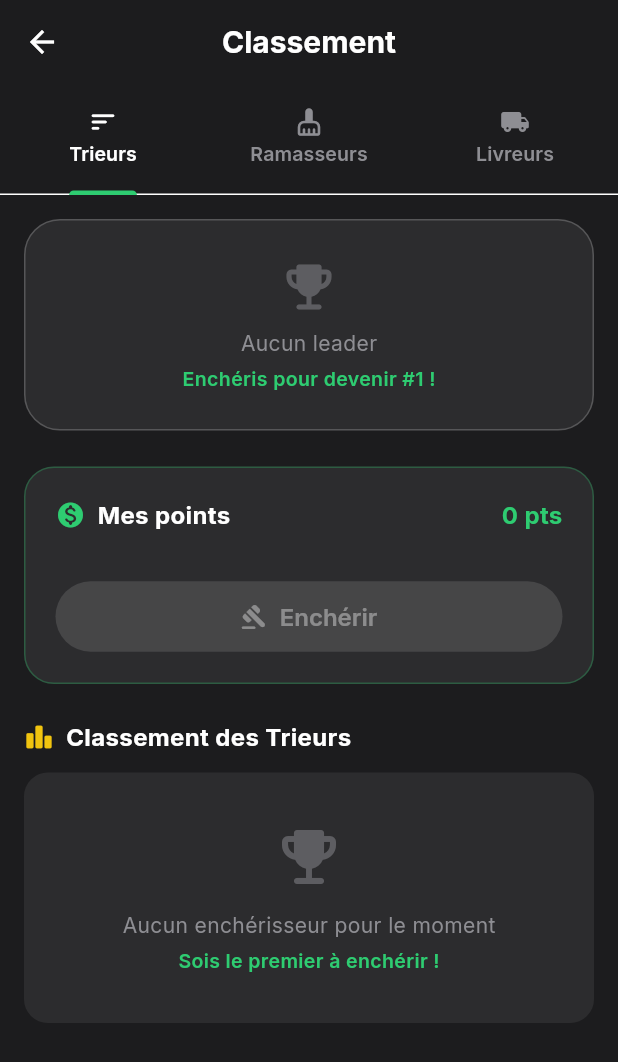
After one commit to yannjordy/recylpay, a Flutter app: the RankingScreen screen opened by its route, on a phone screen of 412 x 824 dp. The commit adds this screen. Shown: the top 1062 px of the screen. Run offline on Flutter 3.47's test engine with Material 3 defaults, Android fonts, the phone set to English and light mode, and no system bars; our stand-ins replace dio, flutter_map, flutter_secure_storage, geolocator, google_fonts, image_picker and 3 more; accounts and stored records are empty.

Commit message:
feat: système de classement aux enchères (type Upwork)
- RankingProvider : bids par catégorie (trieur/ramasseur/livreur)
- RankingScreen : 3 onglets avec TabBar, leader card, classement
- Enchères : minimum (leader+1) pts pour prendre la tête, points déduits
- Les points sont persistés dans SharedPreferences
- Route /ranking, lien dans le drawer, provider injecté
- auth.refreshUser() pour synchroniser les points après enchère

```diff
--- a/lib/main.dart
+++ b/lib/main.dart
@@ -10,6 +10,8 @@ import 'providers/market_provider.dart';
 import 'providers/collection_provider.dart';
 import 'providers/mission_provider.dart';
 import 'providers/ai_provider.dart';
+import 'providers/ranking_provider.dart';
+import 'screens/ranking_screen.dart';
 import 'screens/splash_screen.dart';
 import 'screens/login_screen.dart';
 import 'screens/market_screen.dart';
@@ -68,6 +70,7 @@ class RecycPayApp extends StatelessWidget {
         ChangeNotifierProvider(create: (_) => CollectionProvider()),
         ChangeNotifierProvider(create: (_) => MissionProvider()),
         ChangeNotifierProvider(create: (_) => AiProvider()),
+        ChangeNotifierProvider(create: (_) => RankingProvider()),
       ],
       child: MaterialApp(
         title: 'RecycPay',
@@ -92,6 +95,7 @@ class RecycPayApp extends StatelessWidget {
           '/collection': (_) => const CollectionScreen(),
           '/missions': (_) => const MissionsScreen(),
           '/sorting-guide': (_) => const SortingGuideScreen(),
+          '/ranking': (_) => const RankingScreen(),
         },
       ),
     );
--- /dev/null
+++ b/lib/providers/ranking_provider.dart
@@ -0,0 +1,174 @@
+import 'dart:convert';
+import 'package:flutter/material.dart';
+import 'package:shared_preferences/shared_preferences.dart';
+
+class RankedUser {
+  final String email;
+  final String name;
+  final String? photoUrl;
+  final int points;
+  final int rank;
+
+  RankedUser({
+    required this.email,
+    required this.name,
+    this.photoUrl,
+    required this.points,
+    required this.rank,
+  });
+}
+
+class RankingProvider extends ChangeNotifier {
+  Map<String, Map<String, int>> _bids = {};
+  Map<String, Map<String, dynamic>> _users = {};
+  String? _error;
+  bool _isLoading = false;
+
+  static const _categories = ['trieur', 'ramasseur', 'livreur'];
+
+  String? get error => _error;
+  bool get isLoading => _isLoading;
+  List<String> get categories => _categories;
+
+  Future<void> loadBids() async {
+    final prefs = await SharedPreferences.getInstance();
+    final raw = prefs.getString('ranking_bids');
+    if (raw != null && raw.isNotEmpty) {
+      _bids = Map<String, Map<String, int>>.from(
+        (jsonDecode(raw) as Map).map((k, v) => MapEntry(
+              k as String,
+              Map<String, int>.from((v as Map).map((ek, ev) => MapEntry(ek as String, (ev as num).toInt()))),
+            )),
+      );
+    }
+
+    // Load user details
+    final usersJson = prefs.getString('registered_users') ?? '{}';
+    final allUsers = Map<String, dynamic>.from(jsonDecode(usersJson));
+    _users = allUsers.map((k, v) => MapEntry(k, Map<String, dynamic>.from(v as Map)));
+
+    notifyListeners();
+  }
+
+  Future<bool> placeBid(String category, int points, String email, String name, String? photoUrl) async {
+    if (!_categories.contains(category)) return false;
+    if (points <= 0) {
+      _error = 'Le nombre de points doit être supérieur à 0';
+      notifyListeners();
+      return false;
+    }
+
+    _isLoading = true;
+    notifyListeners();
+
+    try {
+      final prefs = await SharedPreferences.getInstance();
+
+      final usersJson = prefs.getString('registered_users') ?? '{}';
+      final users = Map<String, dynamic>.from(jsonDecode(usersJson));
+
+      if (!users.containsKey(email)) {
+        _error = 'Utilisateur introuvable';
+        _isLoading = false;
+        notifyListeners();
+        return false;
+      }
+
+      final userData = Map<String, dynamic>.from(users[email]);
+      final currentPoints = (userData['points'] as num?)?.toInt() ?? 0;
+
+      if (currentPoints < points) {
+        _error = 'Tu n\'as que $currentPoints points. Impossible d\'enchérir $points points.';
+        _isLoading = false;
+        notifyListeners();
+        return false;
+      }
+
+      // Check minimum bid to beat current #1
+      final currentBids = _bids[category] ?? {};
+      int topBid = 0;
+      String? topEmail;
+      for (final entry in currentBids.entries) {
+        if (entry.value > topBid) {
+          topBid = entry.value;
+          topEmail = entry.key;
+        }
+      }
+
+      if (topEmail != null && topEmail != email && points <= topBid) {
+        _error = 'Le leader a $topBid points. Enchéris au moins ${topBid + 1} points pour prendre la tête.';
+        _isLoading = false;
+        notifyListeners();
+        return false;
+      }
+
+      // Deduct points
+      userData['points'] = currentPoints - points;
+      users[email] = userData;
+      await prefs.setString('registered_users', jsonEncode(users));
+
+      // Save bid (cumulative)
+      _bids[category] ??= {};
+      _bids[category]![email] = (_bids[category]![email] ?? 0) + points;
+      await prefs.setString('ranking_bids', jsonEncode(_bids));
+
+      // Update local cache
+      _users[email] = Map<String, dynamic>.from(userData);
+
+      _error = null;
+      _isLoading = false;
+      notifyListeners();
+      return true;
+    } catch (e) {
+      _error = 'Erreur: $e';
+      _isLoading = false;
+      notifyListeners();
+      return false;
+    }
+  }
+
+  List<RankedUser> getRankedUsers(String category) {
+    final currentBids = _bids[category] ?? {};
+    if (currentBids.isEmpty) return [];
+
+    final sorted = currentBids.entries.toList()
+      ..sort((a, b) => b.value.compareTo(a.value));
+
+    final result = <RankedUser>[];
+    int rank = 1;
+
+    for (int i = 0; i < sorted.length; i++) {
+      final userData = _users[sorted[i].key];
+      result.add(RankedUser(
+        email: sorted[i].key,
+        name: userData?['name'] as String? ?? sorted[i].key.split('@').first,
+        photoUrl: userData?['photo_url'] as String?,
+        points: sorted[i].value,
+        rank: rank,
+      ));
+      if (i + 1 < sorted.length && sorted[i + 1].value < sorted[i].value) {
+        rank = i + 2;
+      }
+    }
+
+    return result;
+  }
+
+  int getPointsToBeat(String category) {
+    final currentBids = _bids[category] ?? {};
+    int topBid = 0;
+    for (final entry in currentBids.entries) {
+      if (entry.value > topBid) topBid = entry.value;
+    }
+    return topBid;
+  }
+
+  int getUserBid(String category, String email) {
+    return _bids[category]?[email] ?? 0;
+  }
+
+  void clearError() {
+    _error = null;
+    notifyListeners();
+  }
+}
--- /dev/null
+++ b/lib/screens/ranking_screen.dart
@@ -0,0 +1,450 @@
+import 'package:flutter/material.dart';
+import 'package:provider/provider.dart';
+import '../providers/auth_provider.dart';
+import '../providers/ranking_provider.dart';
+import '../theme/app_theme.dart';
+
+class RankingScreen extends StatefulWidget {
+  const RankingScreen({super.key});
+
+  @override
+  State<RankingScreen> createState() => _RankingScreenState();
+}
+
+class _RankingScreenState extends State<RankingScreen> with TickerProviderStateMixin {
+  late TabController _tabCtrl;
+
+  @override
+  void initState() {
+    super.initState();
+    _tabCtrl = TabController(length: 3, vsync: this);
+    WidgetsBinding.instance.addPostFrameCallback((_) {
+      context.read<RankingProvider>().loadBids();
+    });
+    _tabCtrl.addListener(() {
+      if (!_tabCtrl.indexIsChanging) setState(() {});
+    });
+  }
+
+  @override
+  void dispose() {
+    _tabCtrl.dispose();
+    super.dispose();
+  }
+
+  static const _tabLabels = ['Trieurs', 'Ramasseurs', 'Livreurs'];
+  static const _tabIcons = [Icons.sort_rounded, Icons.cleaning_services_rounded, Icons.local_shipping_rounded];
+  static const _tabKeys = ['trieur', 'ramasseur', 'livreur'];
+
+  @override
+  Widget build(BuildContext context) {
+    final ranking = context.watch<RankingProvider>();
+
+    return Scaffold(
+      backgroundColor: AppColors.dark,
+      appBar: AppBar(
+        backgroundColor: AppColors.dark,
+        elevation: 0,
+        title: const Text('Classement', style: TextStyle(fontWeight: FontWeight.bold, fontSize: 20)),
+        centerTitle: true,
+        bottom: TabBar(
+          controller: _tabCtrl,
+          indicatorColor: AppColors.green,
+          labelColor: AppColors.white,
+          unselectedLabelColor: AppColors.grey,
+          labelStyle: const TextStyle(fontWeight: FontWeight.w600, fontSize: 13),
+          tabs: List.generate(3, (i) => Tab(
+            icon: Icon(_tabIcons[i], size: 20),
+            text: _tabLabels[i],
+          )),
+        ),
+      ),
+      body: TabBarView(
+        controller: _tabCtrl,
+        children: List.generate(3, (i) => _buildRankingTab(ranking, _tabKeys[i])),
+      ),
+    );
+  }
+
+  Widget _buildRankingTab(RankingProvider ranking, String category) {
+    final users = ranking.getRankedUsers(category);
+    final auth = context.watch<AuthProvider>();
+    final currentEmail = auth.user?.email ?? '';
+    final myBid = ranking.getUserBid(category, currentEmail);
+    final pointsToBeat = ranking.getPointsToBeat(category);
+    final myPoints = auth.user?.points ?? 0;
+
+    return SingleChildScrollView(
+      padding: const EdgeInsets.all(16),
+      child: Column(
+        crossAxisAlignment: CrossAxisAlignment.start,
+        children: [
+          // Current leader info
+          if (users.isNotEmpty)
+            _buildLeaderCard(users.first, currentEmail)
+          else
+            _buildEmptyLeaderCard(),
+
+          const SizedBox(height: 24),
+
+          // My bid card
+          _buildMyBidCard(category, ranking, currentEmail, myBid, pointsToBeat, myPoints, auth),
+
+          const SizedBox(height: 24),
+
+          // Ranking list header
+          Row(
+            children: [
+              const Icon(Icons.leaderboard_rounded, color: AppColors.yellow, size: 20),
+              const SizedBox(width: 8),
+              Text(
+                'Classement ${category == 'trieur' ? 'des Trieurs' : category == 'ramasseur' ? 'des Ramasseurs' : 'des Livreurs'}',
+                style: const TextStyle(color: AppColors.white, fontSize: 16, fontWeight: FontWeight.bold),
+              ),
+            ],
+          ),
+          const SizedBox(height: 12),
+
+          if (users.isEmpty)
+            Container(
+              width: double.infinity,
+              padding: const EdgeInsets.all(32),
+              decoration: BoxDecoration(
+                color: AppColors.softBlack,
+                borderRadius: BorderRadius.circular(16),
+              ),
+              child: Column(
+                children: [
+                  Icon(Icons.emoji_events_rounded, color: AppColors.grey.withValues(alpha: 0.5), size: 48),
+                  const SizedBox(height: 12),
+                  const Text('Aucun enchérisseur pour le moment',
+                      style: TextStyle(color: AppColors.grey, fontSize: 14)),
+                  const SizedBox(height: 4),
+                  const Text('Sois le premier à enchérir !',
+                      style: TextStyle(color: AppColors.green, fontSize: 13, fontWeight: FontWeight.w600)),
+                ],
+              ),
+            )
+          else
+            ...List.generate(users.length, (i) => _buildRankingTile(users[i], currentEmail)),
+
+          const SizedBox(height: 40),
+        ],
+      ),
+    );
+  }
+
+  Widget _buildLeaderCard(RankedUser leader, String currentEmail) {
+    final isMe = leader.email == currentEmail;
+    return Container(
+      width: double.infinity,
+      padding: const EdgeInsets.all(24),
+      decoration: BoxDecoration(
+        gradient: LinearGradient(
+          begin: Alignment.topLeft,
+          end: Alignment.bottomRight,
+          colors: [
+            AppColors.yellow.withValues(alpha: 0.15),
+            AppColors.softBlack,
+          ],
+        ),
+        borderRadius: BorderRadius.circular(24),
+        border: Border.all(color: AppColors.yellow.withValues(alpha: 0.3)),
+      ),
+      child: Column(
+        children: [
+          const Icon(Icons.emoji_events_rounded, color: AppColors.yellow, size: 40),
+          const SizedBox(height: 8),
+          Text('Leader actuel', style: TextStyle(color: AppColors.grey, fontSize: 13)),
+          const SizedBox(height: 8),
+          CircleAvatar(
+            radius: 32,
+            backgroundColor: AppColors.yellow.withValues(alpha: 0.2),
+            backgroundImage: leader.photoUrl != null ? NetworkImage(leader.photoUrl!) : null,
+            child: leader.photoUrl == null
+                ? Text(leader.name.isNotEmpty ? leader.name[0].toUpperCase() : '?',
+                    style: const TextStyle(color: AppColors.yellow, fontSize: 24, fontWeight: FontWeight.bold))
+                : null,
+          ),
+          const SizedBox(height: 8),
+          Text(leader.name,
+              style: const TextStyle(color: AppColors.white, fontSize: 18, fontWeight: FontWeight.bold)),
+          const SizedBox(height: 4),
+          Text('${leader.points} pts',
+              style: const TextStyle(color: AppColors.yellow, fontSize: 22, fontWeight: FontWeight.bold)),
+          if (isMe)
+            Container(
+              margin: const EdgeInsets.only(top: 8),
+              padding: const EdgeInsets.symmetric(horizontal: 16, vertical: 4),
+              decoration: BoxDecoration(
+                color: AppColors.yellow.withValues(alpha: 0.2),
+                borderRadius: BorderRadius.circular(20),
+              ),
+              child: const Text('C\'est toi !', style: TextStyle(color: AppColors.yellow, fontSize: 12, fontWeight: FontWeight.w600)),
+            ),
+        ],
+      ),
+    );
+  }
+
+  Widget _buildEmptyLeaderCard() {
+    return Container(
+      width: double.infinity,
+      padding: const EdgeInsets.all(24),
+      decoration: BoxDecoration(
+        color: AppColors.softBlack,
+        borderRadius: BorderRadius.circular(24),
+        border: Border.all(color: AppColors.glassBorder),
+      ),
+      child: Column(
+        children: [
+          Icon(Icons.emoji_events_rounded, color: AppColors.grey.withValues(alpha: 0.5), size: 40),
+          const SizedBox(height: 8),
+          const Text('Aucun leader', style: TextStyle(color: AppColors.grey, fontSize: 14)),
+          const SizedBox(height: 4),
+          const Text('Enchéris pour devenir #1 !',
+              style: TextStyle(color: AppColors.green, fontSize: 13, fontWeight: FontWeight.w600)),
+        ],
+      ),
+    );
+  }
+
+  Widget _buildMyBidCard(String category, RankingProvider ranking, String currentEmail,
+      int myBid, int pointsToBeat, int myPoints, AuthProvider auth) {
+    return Container(
+      width: double.infinity,
+      padding: const EdgeInsets.all(20),
+      decoration: BoxDecoration(
+        color: AppColors.softBlack,
+        borderRadius: BorderRadius.circular(20),
+        border: Border.all(color: AppColors.green.withValues(alpha: 0.3)),
+      ),
+      child: Column(
+        crossAxisAlignment: CrossAxisAlignment.start,
+        children: [
+          Row(
+            children: [
+              const Icon(Icons.monetization_on_rounded, color: AppColors.green, size: 20),
+              const SizedBox(width: 8),
+              const Text('Mes points', style: TextStyle(color: AppColors.white, fontSize: 16, fontWeight: FontWeight.bold)),
+              const Spacer(),
+              Text('$myPoints pts', style: TextStyle(color: AppColors.green, fontSize: 16, fontWeight: FontWeight.bold)),
+            ],
+          ),
+          const SizedBox(height: 12),
+          if (myBid > 0)
+            Row(
+              children: [
+                const Text('Mon enchère : ', style: TextStyle(color: AppColors.grey, fontSize: 14)),
+                Text('$myBid pts', style: const TextStyle(color: AppColors.yellow, fontSize: 15, fontWeight: FontWeight.bold)),
+              ],
+            ),
+          const SizedBox(height: 4),
+          if (pointsToBeat > 0)
+            Row(
+              children: [
+                const Text('À battre : ', style: TextStyle(color: AppColors.grey, fontSize: 14)),
+                Text('${pointsToBeat + 1} pts min',
+                    style: const TextStyle(color: AppColors.orange, fontSize: 15, fontWeight: FontWeight.bold)),
+              ],
+            ),
+          const SizedBox(height: 16),
+          SizedBox(
+            width: double.infinity,
+            child: ElevatedButton.icon(
+              onPressed: ranking.isLoading || myPoints == 0
+                  ? null
+                  : () => _showBidDialog(category, pointsToBeat, myPoints, auth),
+              icon: const Icon(Icons.gavel_rounded, size: 18),
+              label: Text(myBid > 0 ? 'Sur-enchérir' : 'Enchérir'),
+              style: ElevatedButton.styleFrom(
+                backgroundColor: AppColors.green,
+                padding: const EdgeInsets.symmetric(vertical: 14),
+                shape: RoundedRectangleBorder(borderRadius: BorderRadius.circular(50)),
+              ),
+            ),
+          ),
+        ],
+      ),
+    );
+  }
+
+  Widget _buildRankingTile(RankedUser user, String currentEmail) {
+    final isMe = user.email == currentEmail;
+    final isTop3 = user.rank <= 3;
+
+    IconData medal;
+    Color medalColor;
+    if (user.rank == 1) {
+      medal = Icons.emoji_events_rounded;
+      medalColor = AppColors.yellow;
+    } else if (user.rank == 2) {
+      medal = Icons.workspace_premium_rounded;
+      medalColor = const Color(0xFFC0C0C0);
+    } else if (user.rank == 3) {
+      medal = Icons.workspace_premium_rounded;
+      medalColor = const Color(0xFFCD7F32);
+    } else {
+      medal = Icons.circle_rounded;
+      medalColor = AppColors.grey;
+    }
+
+    return Container(
+      margin: const EdgeInsets.only(bottom: 8),
+      padding: const EdgeInsets.symmetric(horizontal: 16, vertical: 12),
+      decoration: BoxDecoration(
+        color: isMe ? AppColors.green.withValues(alpha: 0.08) : AppColors.softBlack,
+        borderRadius: BorderRadius.circular(14),
+        border: isMe ? Border.all(color: AppColors.green.withValues(alpha: 0.3)) : null,
+      ),
+      child: Row(
+        children: [
+          SizedBox(
+            width: 28,
+            child: Icon(medal, color: medalColor, size: isTop3 ? 22 : 8),
+          ),
+          const SizedBox(width: 12),
+          CircleAvatar(
+            radius: 18,
+            backgroundColor: AppColors.green.withValues(alpha: 0.15),
+            backgroundImage: user.photoUrl != null ? NetworkImage(user.photoUrl!) : null,
+            child: user.photoUrl == null
+                ? Text(user.name.isNotEmpty ? user.name[0].toUpperCase() : '?',
+                    style: const TextStyle(color: AppColors.green, fontSize: 14, fontWeight: FontWeight.bold))
+                : null,
+          ),
+          const SizedBox(width: 12),
+          Expanded(
+            child: Column(
+              crossAxisAlignment: CrossAxisAlignment.start,
+              children: [
+                Row(
+                  children: [
+                    Text(user.name,
+                        style: TextStyle(
+                          color: AppColors.white,
+                          fontSize: 15,
+                          fontWeight: isMe ? FontWeight.bold : FontWeight.w500,
+                        )),
+                    if (isMe) ...[
+                      const SizedBox(width: 6),
+                      Container(
+                        padding: const EdgeInsets.symmetric(horizontal: 6, vertical: 2),
+                        decoration: BoxDecoration(
+                          color: AppColors.green.withValues(alpha: 0.2),
+                          borderRadius: BorderRadius.circular(8),
+                        ),
+                        child: const Text('MOI', style: TextStyle(color: AppColors.green, fontSize: 9, fontWeight: FontWeight.bold)),
+                      ),
+                    ],
+                  ],
+                ),
+              ],
+            ),
+          ),
+          Text('${user.points} pts',
+              style: const TextStyle(color: AppColors.yellow, fontSize: 15, fontWeight: FontWeight.bold)),
+        ],
+      ),
+    );
+  }
+
+  void _showBidDialog(String category, int pointsToBeat, int myPoints, AuthProvider auth) {
+    final minBid = pointsToBeat + 1;
+    final ctrl = TextEditingController(text: '$minBid');
+    final ranking = context.read<RankingProvider>();
+
+    showModalBottomSheet(
+      context: context,
+      backgroundColor: AppColors.softBlack,
+      shape: const RoundedRectangleBorder(
+        borderRadius: BorderRadius.vertical(top: Radius.circular(24)),
+      ),
+      builder: (ctx) {
+        return StatefulBuilder(
+          builder: (ctx, setSheetState) {
+            final bidAmount = int.tryParse(ctrl.text) ?? 0;
+            final isValid = bidAmount >= minBid && bidAmount <= myPoints;
+
+            return Padding(
+              padding: const EdgeInsets.fromLTRB(24, 20, 24, 32),
+              child: Column(
+                mainAxisSize: MainAxisSize.min,
+                crossAxisAlignment: CrossAxisAlignment.start,
+                children: [
+                  Row(
+                    children: [
+                      const Icon(Icons.gavel_rounded, color: AppColors.green, size: 22),
+                      const SizedBox(width: 8),
+                      const Text('Placer une enchère',
+                          style: TextStyle(color: AppColors.white, fontSize: 18, fontWeight: FontWeight.bold)),
+                    ],
+                  ),
+                  const SizedBox(height: 4),
+                  Text('Minimum $minBid pts pour prendre la tête',
+                      style: const TextStyle(color: AppColors.grey, fontSize: 13)),
+                  const SizedBox(height: 20),
+                  TextField(
+                    controller: ctrl,
+                    keyboardType: TextInputType.number,
+                    style: const TextStyle(color: AppColors.white, fontSize: 18),
+                    decoration: InputDecoration(
+                      labelText: 'Points à enchérir',
+                      hintText: 'Entre le nombre de points',
+                      prefixIcon: const Icon(Icons.monetization_on_rounded, color: AppColors.green),
+                      suffixText: 'pts',
+                      suffixStyle: const TextStyle(color: AppColors.grey, fontSize: 16),
+                    ),
+                    onChanged: (_) => setSheetState(() {}),
+                  ),
+                  const SizedBox(height: 8),
+                  Text(
+                    'Disponible : $myPoints pts',
+                    style: TextStyle(
+                      color: myPoints >= minBid ? AppColors.green : AppColors.red,
+                      fontSize: 12,
+                    ),
+                  ),
+                  const SizedBox(height: 20),
+                  SizedBox(
+                    width: double.infinity,
+                    child: ElevatedButton(
+                      onPressed: !isValid || ranking.isLoading
+                          ? null
+                          : () async {
+                              final email = auth.user?.email ?? '';
+                              final name = auth.user?.name ?? '';
+                              final photoUrl = auth.user?.photoUrl;
+                              final ok = await ranking.placeBid(category, bidAmount, email, name, photoUrl);
+                              if (ok && ctx.mounted) {
+                                Navigator.pop(ctx);
+                                auth.refreshUser();
+                                setState(() {});
+                              } else if (!ok && ctx.mounted) {
+                                ScaffoldMessenger.of(context).showSnackBar(
+                                  SnackBar(
+                                    content: Text(ranking.error ?? 'Erreur'),
+                                    backgroundColor: AppColors.red,
+                                  ),
+                                );
+                                ranking.clearError();
+                              }
+                            },
+                      style: ElevatedButton.styleFrom(
+                        padding: const EdgeInsets.symmetric(vertical: 16),
+                        shape: RoundedRectangleBorder(borderRadius: BorderRadius.circular(50)),
+                      ),
+                      child: ranking.isLoading
+                          ? const SizedBox(width: 20, height: 20, child: CircularProgressIndicator(strokeWidth: 2, color: Colors.white))
+                          : Text('Enchérir $bidAmount pts'),
+                    ),
+                  ),
+                ],
+              ),
+            );
+          },
+        );
+      },
+    );
+  }
+}
--- a/lib/widgets/app_drawer.dart
+++ b/lib/widgets/app_drawer.dart
@@ -63,6 +63,10 @@ class AppDrawer extends StatelessWidget {
                   _drawerItem(Icons.recycling_rounded, 'Comment ça marche', () {
                     Navigator.pop(context);
                     Navigator.pushNamed(context, '/how-it-works');
+                  }),
+                  _drawerItem(Icons.leaderboard_rounded, 'Classement', () {
+                    Navigator.pop(context);
+                    Navigator.pushNamed(context, '/ranking');
                   }),
                   _drawerItem(Icons.shield_rounded, 'Confidentialité', () {
                     Navigator.pop(context);
```
Also changed, not shown: lib/providers/auth_provider.dart (+12 -0 lines).
